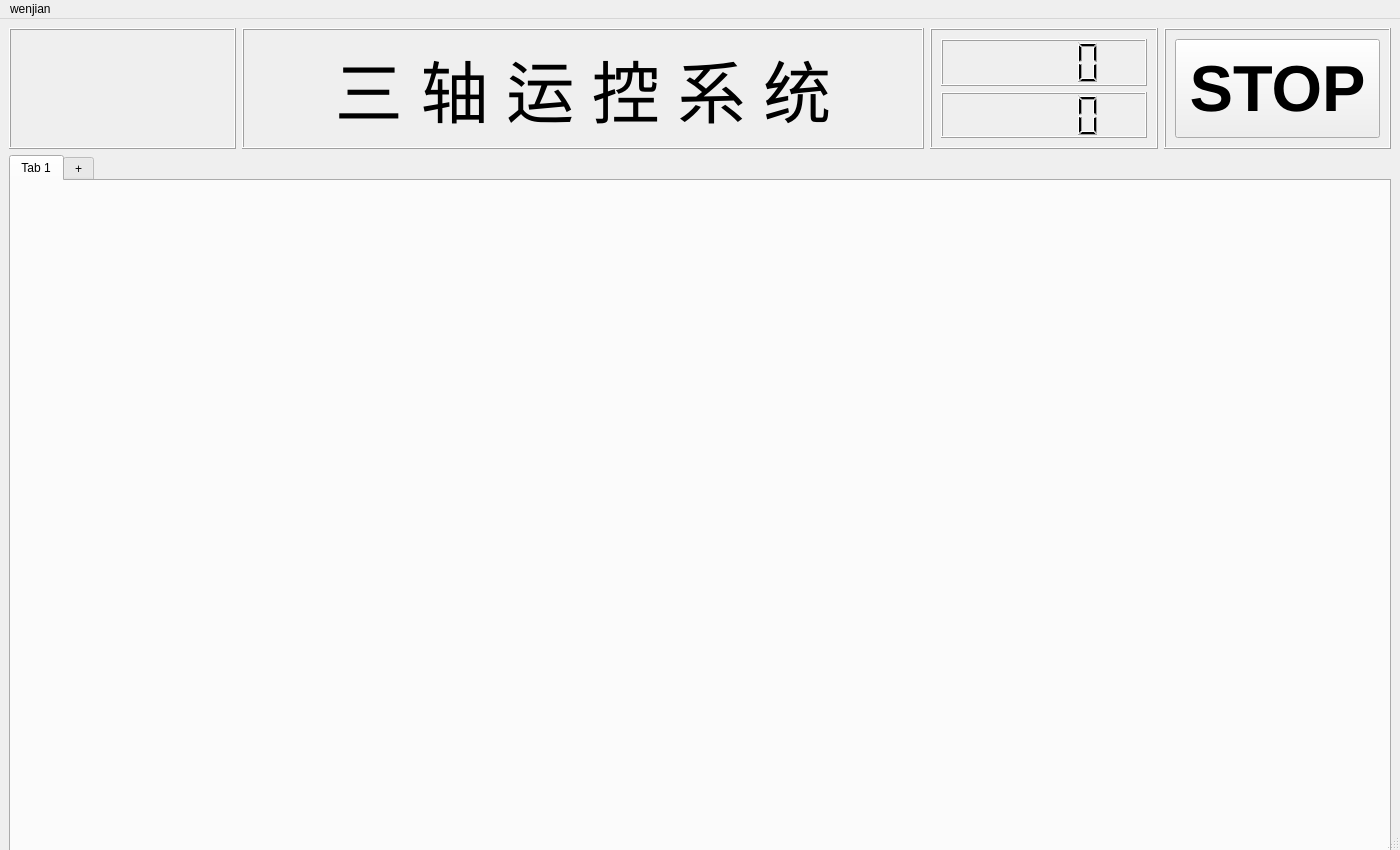
Before: the Qt Designer form mainwindow.ui in JintaoFeng/huawei_MotionStage_2, drawn with Qt 5.
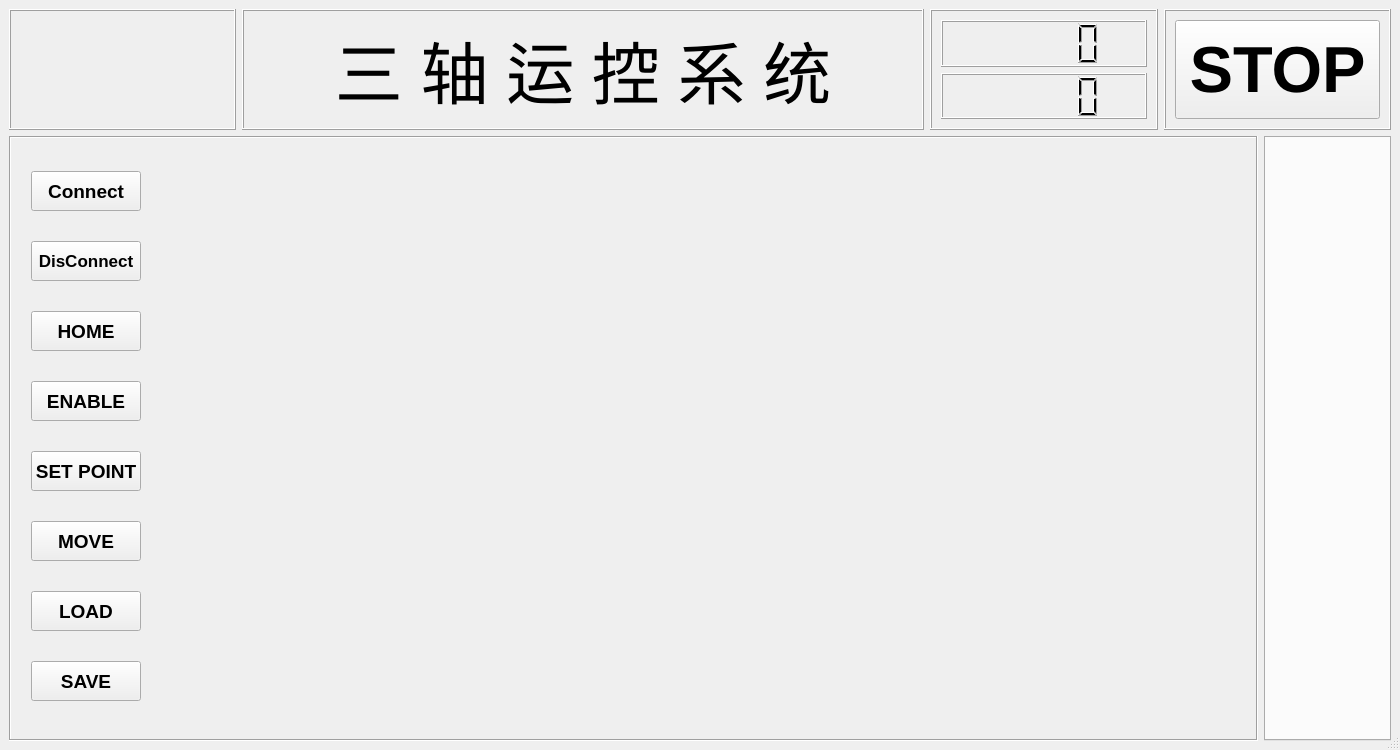
After: the same form once the commit is applied.

```diff
--- a/mainwindow.ui
+++ b/mainwindow.ui
@@ -7,7 +7,7 @@
     <x>0</x>
     <y>0</y>
     <width>1400</width>
-    <height>850</height>
+    <height>750</height>
    </rect>
   </property>
   <property name="sizePolicy">
@@ -19,13 +19,13 @@
   <property name="minimumSize">
    <size>
     <width>1400</width>
-    <height>850</height>
+    <height>750</height>
    </size>
   </property>
   <property name="maximumSize">
    <size>
     <width>1400</width>
-    <height>895</height>
+    <height>750</height>
    </size>
   </property>
   <property name="mouseTracking">
@@ -44,13 +44,13 @@
    <property name="minimumSize">
     <size>
      <width>1400</width>
-     <height>850</height>
+     <height>750</height>
     </size>
    </property>
    <property name="maximumSize">
     <size>
      <width>1400</width>
-     <height>850</height>
+     <height>750</height>
     </size>
    </property>
    <layout class="QVBoxLayout" name="verticalLayout" stretch="1,6">
@@ -160,7 +160,248 @@
      </layout>
     </item>
     <item>
-     <layout class="QHBoxLayout" name="horizontalLayout_5" stretch="0">
+     <layout class="QHBoxLayout" name="horizontalLayout_5" stretch="1,8,0">
+      <item>
+       <widget class="QFrame" name="frame">
+        <property name="frameShape">
+         <enum>QFrame::Box</enum>
+        </property>
+        <property name="frameShadow">
+         <enum>QFrame::Sunken</enum>
+        </property>
+        <layout class="QVBoxLayout" name="verticalLayout_4" stretch="1,0,1,1,0,0,0,0">
+         <property name="sizeConstraint">
+          <enum>QLayout::SetDefaultConstraint</enum>
+         </property>
+         <property name="leftMargin">
+          <number>20</number>
+         </property>
+         <property name="topMargin">
+          <number>9</number>
+         </property>
+         <property name="bottomMargin">
+          <number>9</number>
+         </property>
+         <item>
+          <widget class="QPushButton" name="connectBtn">
+           <property name="sizePolicy">
+            <sizepolicy hsizetype="Expanding" vsizetype="Expanding">
+             <horstretch>0</horstretch>
+             <verstretch>0</verstretch>
+            </sizepolicy>
+           </property>
+           <property name="maximumSize">
+            <size>
+             <width>110</width>
+             <height>40</height>
+            </size>
+           </property>
+           <property name="font">
+            <font>
+             <pointsize>14</pointsize>
+             <weight>75</weight>
+             <bold>true</bold>
+            </font>
+           </property>
+           <property name="text">
+            <string>Connect</string>
+           </property>
+          </widget>
+         </item>
+         <item>
+          <widget class="QPushButton" name="closeBtn">
+           <property name="sizePolicy">
+            <sizepolicy hsizetype="Minimum" vsizetype="Maximum">
+             <horstretch>0</horstretch>
+             <verstretch>0</verstretch>
+            </sizepolicy>
+           </property>
+           <property name="minimumSize">
+            <size>
+             <width>100</width>
+             <height>35</height>
+            </size>
+           </property>
+           <property name="maximumSize">
+            <size>
+             <width>110</width>
+             <height>40</height>
+            </size>
+           </property>
+           <property name="font">
+            <font>
+             <pointsize>13</pointsize>
+             <weight>75</weight>
+             <bold>true</bold>
+            </font>
+           </property>
+           <property name="text">
+            <string>DisConnect</string>
+           </property>
+          </widget>
+         </item>
+         <item>
+          <widget class="QPushButton" name="homeAllBtn">
+           <property name="sizePolicy">
+            <sizepolicy hsizetype="Expanding" vsizetype="Expanding">
+             <horstretch>0</horstretch>
+             <verstretch>0</verstretch>
+            </sizepolicy>
+           </property>
+           <property name="maximumSize">
+            <size>
+             <width>110</width>
+             <height>40</height>
+            </size>
+           </property>
+           <property name="font">
+            <font>
+             <pointsize>14</pointsize>
+             <weight>75</weight>
+             <bold>true</bold>
+            </font>
+           </property>
+           <property name="text">
+            <string>HOME</string>
+           </property>
+          </widget>
+         </item>
+         <item>
+          <widget class="QPushButton" name="enableAllBtn">
+           <property name="sizePolicy">
+            <sizepolicy hsizetype="Expanding" vsizetype="Expanding">
+             <horstretch>0</horstretch>
+             <verstretch>0</verstretch>
+            </sizepolicy>
+           </property>
+           <property name="maximumSize">
+            <size>
+             <width>110</width>
+             <height>40</height>
+            </size>
+           </property>
+           <property name="font">
+            <font>
+             <pointsize>14</pointsize>
+             <weight>75</weight>
+             <bold>true</bold>
+            </font>
+           </property>
+           <property name="text">
+            <string>ENABLE</string>
+           </property>
+          </widget>
+         </item>
+         <item>
+          <widget class="QPushButton" name="setBtn">
+           <property name="minimumSize">
+            <size>
+             <width>110</width>
+             <height>40</height>
+            </size>
+           </property>
+           <property name="maximumSize">
+            <size>
+             <width>100</width>
+             <height>16777215</height>
+            </size>
+           </property>
+           <property name="font">
+            <font>
+             <pointsize>14</pointsize>
+             <weight>75</weight>
+             <bold>true</bold>
+            </font>
+           </property>
+           <property name="text">
+            <string>SET POINT</string>
+           </property>
+          </widget>
+         </item>
+         <item>
+          <widget class="QPushButton" name="moveBtn">
+           <property name="minimumSize">
+            <size>
+             <width>110</width>
+             <height>40</height>
+            </size>
+           </property>
+           <property name="maximumSize">
+            <size>
+             <width>100</width>
+             <height>16777215</height>
+            </size>
+           </property>
+           <property name="font">
+            <font>
+             <pointsize>14</pointsize>
+             <weight>75</weight>
+             <bold>true</bold>
+            </font>
+           </property>
+           <property name="text">
+            <string>MOVE</string>
+           </property>
+          </widget>
+         </item>
+         <item>
+          <widget class="QPushButton" name="loadBtn">
+           <property name="minimumSize">
+            <size>
+             <width>110</width>
+             <height>40</height>
+            </size>
+           </property>
+           <property name="maximumSize">
+            <size>
+             <width>100</width>
+             <height>16777215</height>
+            </size>
+           </property>
+           <property name="font">
+            <font>
+             <pointsize>14</pointsize>
+             <weight>75</weight>
+             <bold>true</bold>
+            </font>
+           </property>
+           <property name="text">
+            <string>LOAD</string>
+           </property>
+          </widget>
+         </item>
+         <item>
+          <widget class="QPushButton" name="saveBtn">
+           <property name="minimumSize">
+            <size>
+             <width>110</width>
+             <height>40</height>
+            </size>
+           </property>
+           <property name="maximumSize">
+            <size>
+             <width>100</width>
+             <height>16777215</height>
+            </size>
+           </property>
+           <property name="font">
+            <font>
+             <pointsize>14</pointsize>
+             <weight>75</weight>
+             <bold>true</bold>
+            </font>
+           </property>
+           <property name="text">
+            <string>SAVE</string>
+           </property>
+          </widget>
+         </item>
+        </layout>
+       </widget>
+      </item>
+      <item>
+       <layout class="QHBoxLayout" name="horizontalLayout_6"/>
+      </item>
       <item>
        <widget class="QTabWidget" name="tabWidget">
         <property name="tabPosition">
@@ -169,16 +410,6 @@
         <property name="currentIndex">
          <number>0</number>
         </property>
-        <widget class="QWidget" name="tab">
-         <attribute name="title">
-          <string>Tab 1</string>
-         </attribute>
-        </widget>
-        <widget class="QWidget" name="tab">
-         <attribute name="title">
-          <string>+</string>
-         </attribute>
-        </widget>
        </widget>
       </item>
      </layout>
@@ -191,23 +422,9 @@
      <x>0</x>
      <y>0</y>
      <width>1400</width>
-     <height>23</height>
+     <height>22</height>
     </rect>
    </property>
-   <widget class="QMenu" name="menuwenjian">
-    <property name="title">
-     <string>wenjian </string>
-    </property>
-    <widget class="QMenu" name="menu123">
-     <property name="title">
-      <string>123</string>
-     </property>
-     <addaction name="action1234"/>
-    </widget>
-    <addaction name="separator"/>
-    <addaction name="menu123"/>
-   </widget>
-   <addaction name="menuwenjian"/>
   </widget>
   <widget class="QStatusBar" name="statusbar"/>
   <action name="action1234">
```
Left out of the diff: 2 changed lines with no effect on the pictures.
